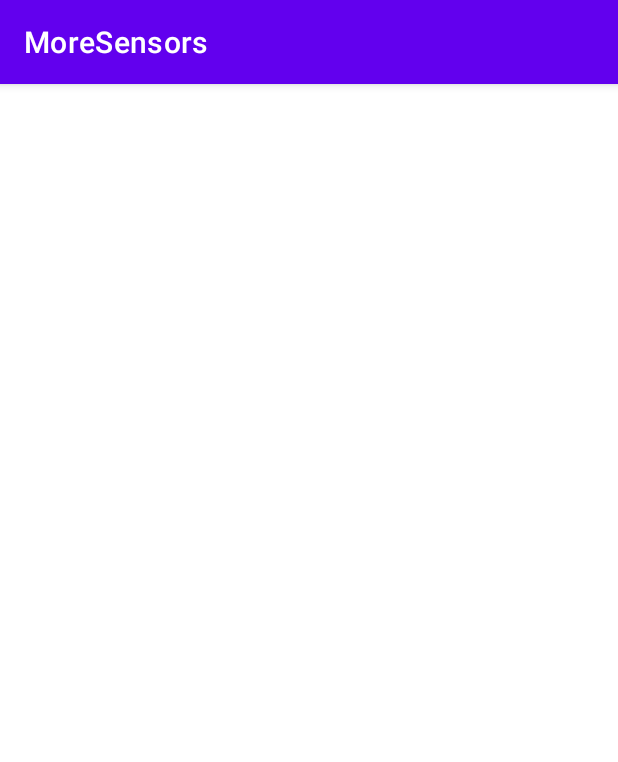
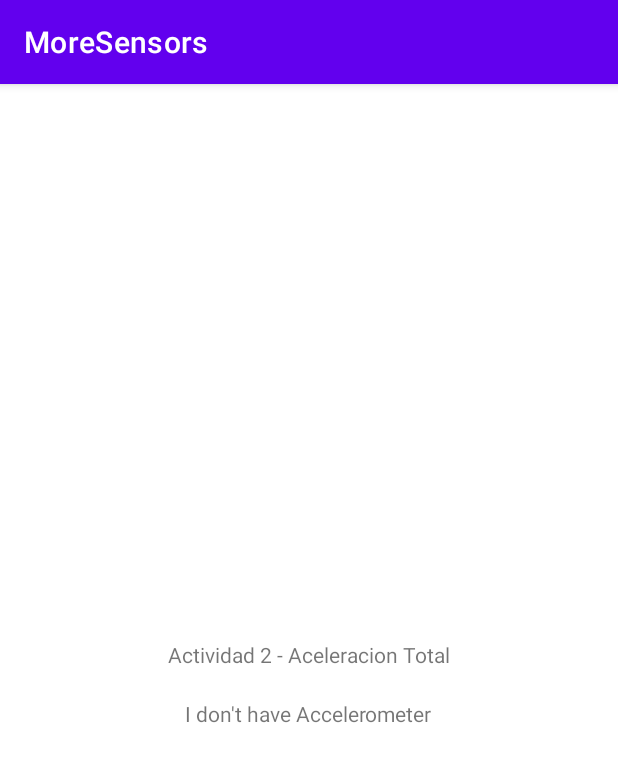
Before and after one commit to edwinsaavedra99/DANP, an Android app: the Actividad2 screen opened directly, with no data from a screen before it, on a phone screen of 412 x 824 dp. Shown: the top 762 px of the screen. Run offline under Robolectric (Android 15) with nearby library versions, the phone set to English and light mode, and no system bars.

Commit message:
lab08 final

```diff
--- a/PracticasLaboratorio/LabPractica08/app/src/main/java/com/danp/lab08/Actividad2.java
+++ b/PracticasLaboratorio/LabPractica08/app/src/main/java/com/danp/lab08/Actividad2.java
@@ -2,13 +2,90 @@ package com.danp.lab08;
 
 import androidx.appcompat.app.AppCompatActivity;
 
+import android.annotation.SuppressLint;
+import android.hardware.Sensor;
+import android.hardware.SensorEvent;
+import android.hardware.SensorEventListener;
+import android.hardware.SensorManager;
 import android.os.Bundle;
+import android.widget.TextView;
 
-public class Actividad2 extends AppCompatActivity {
-
+public class Actividad2 extends AppCompatActivity implements SensorEventListener {
+    private SensorManager sensorManager;
+    private Sensor mAccelerometer;
+    private TextView accelerometer_value;
+    private float[] accelerationValues,gravity = {0,0,0},linear_acceleration = {0,0,0};
     @Override
     protected void onCreate(Bundle savedInstanceState) {
         super.onCreate(savedInstanceState);
         setContentView(R.layout.activity_actividad2);
+        setup();
     }
+    /**
+     * Refer var and get system service sensor manager
+     */
+    @SuppressLint("SetTextI18n")
+    public void setup(){
+        accelerometer_value = findViewById(R.id.value_sensor_acelerometer);
+        sensorManager = (SensorManager) getSystemService(SENSOR_SERVICE);
+        mAccelerometer = sensorManager.getDefaultSensor(Sensor.TYPE_ACCELEROMETER);
+        if(mAccelerometer!=null){
+            accelerometer_value.setText("I have Accelerometer");
+        }else{
+            accelerometer_value.setText("I don't have Accelerometer");
+        }
+    }
+    @Override
+    public final void onAccuracyChanged(Sensor sensor, int accuracy) {}
+
+    /**
+     * Check Sensors Accelerometer and Magnetic Field
+     */
+    @Override
+    public final void onSensorChanged(SensorEvent event) {
+        String txt = "";
+        final float alpha = (float) 0.8;
+        synchronized (this) {
+            switch (event.sensor.getType()) {
+                case Sensor.TYPE_ACCELEROMETER: {
+
+                    gravity[0] = alpha * gravity[0] + (1 - alpha) * event.values[0];
+                    gravity[1] = alpha * gravity[1] + (1 - alpha) * event.values[1];
+                    gravity[2] = alpha * gravity[2] + (1 - alpha) * event.values[2];
+
+                    linear_acceleration[0] = event.values[0] - gravity[0];
+                    linear_acceleration[1] = event.values[1] - gravity[1];
+                    linear_acceleration[2] = event.values[2] - gravity[2];
+
+                    // |AT| = sqrt (X**2 + Y**2 + Z**2)
+
+                    txt += "\n Aceleracion Total Lineal: " +
+                            (Math.sqrt(linear_acceleration[0]*linear_acceleration[0]  +
+                            linear_acceleration[1]*linear_acceleration[1] +
+                            linear_acceleration[2]*linear_acceleration[2]));
+                    txt += "\n Aceleracion Total: " +
+                            (Math.sqrt(event.values[0]*event.values[0]
+                                    + event.values[1]*event.values[1] +
+                                    event.values[2]*event.values[2]));
+
+                    accelerometer_value.setText(txt);
+                    break;
+                }
+            }
+        }
+    }
+
+    @Override
+    protected void onResume() {
+        super.onResume();
+        sensorManager.registerListener(this, mAccelerometer, SensorManager.SENSOR_DELAY_NORMAL);
+    }
+
+    @Override
+    protected void onPause() {
+        super.onPause();
+        sensorManager.unregisterListener(this);
+    }
+
+
 }
--- a/PracticasLaboratorio/LabPractica08/app/src/main/res/layout/activity_actividad2.xml
+++ b/PracticasLaboratorio/LabPractica08/app/src/main/res/layout/activity_actividad2.xml
@@ -1,9 +1,30 @@
 <?xml version="1.0" encoding="utf-8"?>
-<androidx.constraintlayout.widget.ConstraintLayout xmlns:android="http://schemas.android.com/apk/res/android"
+<LinearLayout
+    xmlns:android="http://schemas.android.com/apk/res/android"
     xmlns:app="http://schemas.android.com/apk/res-auto"
     xmlns:tools="http://schemas.android.com/tools"
     android:layout_width="match_parent"
+    android:orientation="vertical"
+    android:gravity="center"
     android:layout_height="match_parent"
     tools:context=".Actividad2">
 
-</androidx.constraintlayout.widget.ConstraintLayout>
+    <TextView
+        android:id="@+id/textView"
+        android:layout_width="wrap_content"
+        android:layout_height="wrap_content"
+        android:layout_marginTop="32dp"
+        android:layout_marginBottom="20dp"
+        android:text="Actividad 2 - Aceleracion Total"
+        app:layout_constraintEnd_toEndOf="parent"
+        app:layout_constraintStart_toStartOf="parent"
+        app:layout_constraintTop_toTopOf="parent" />
+
+    <TextView
+        android:id="@+id/value_sensor_acelerometer"
+        android:layout_width="wrap_content"
+        android:layout_height="wrap_content"
+        android:text="TextView"
+        tools:layout_editor_absoluteX="42dp"
+        tools:layout_editor_absoluteY="115dp" />
+</LinearLayout>
```
Also changed, not shown: PracticasLaboratorio/LabPractica08/app/src/main/java/com/danp/lab08/Actividad1.java (+74 -4 lines), PracticasLaboratorio/LabPractica08/app/src/main/java/com/danp/lab08/Actividad3.java (+82 -1 lines), PracticasLaboratorio/LabPractica08/app/src/main/java/com/danp/lab08/MainActivity.java (+8 -0 lines), PracticasLaboratorio/LabPractica08/app/src/main/res/layout/activity_actividad1.xml (+15 -3 lines), PracticasLaboratorio/LabPractica08/app/src/main/res/layout/activity_actividad3.xml (+23 -2 lines).
